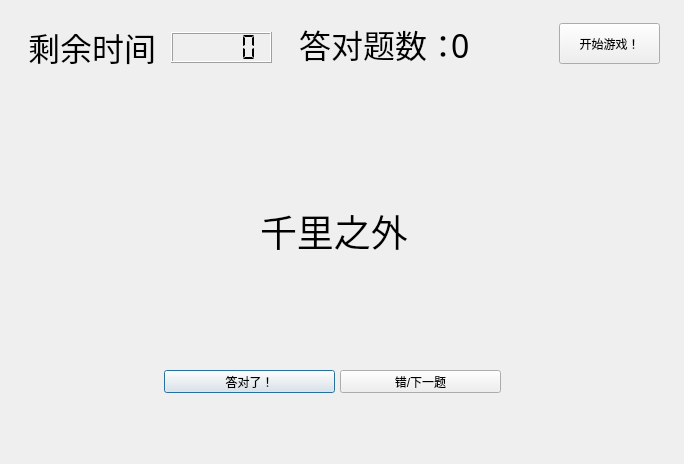
This is MAIN.ui in hl09/QandA as Qt 5 draws it before an edit. The edited form follows.
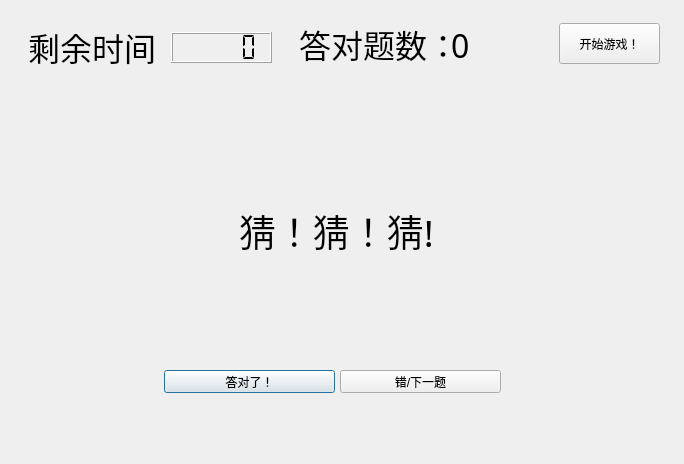
This is the edited form.

Diff of the .ui file:
```diff
--- a/MAIN.ui
+++ b/MAIN.ui
@@ -83,9 +83,9 @@
   <widget class="QLabel" name="labelQ">
    <property name="geometry">
     <rect>
-     <x>260</x>
+     <x>239</x>
      <y>180</y>
-     <width>161</width>
+     <width>261</width>
      <height>101</height>
     </rect>
    </property>
@@ -96,7 +96,7 @@
     </font>
    </property>
    <property name="text">
-    <string>千里之外</string>
+    <string>猜！猜！猜!</string>
    </property>
   </widget>
   <widget class="QLabel" name="labell">
```
